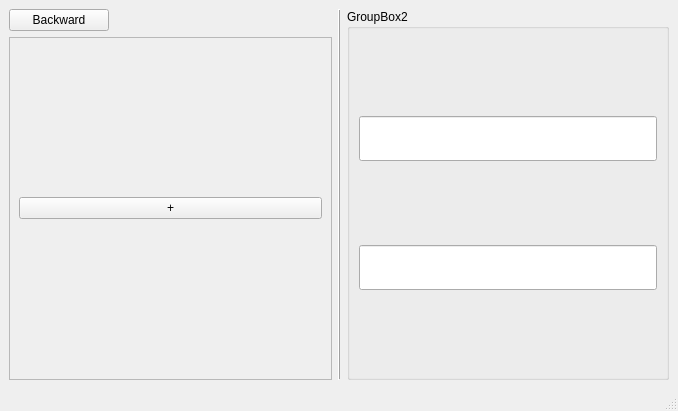
This is listset.ui in 454270186/XJCO2811_UserInterface as Qt 5 draws it before an edit. The edited form follows.
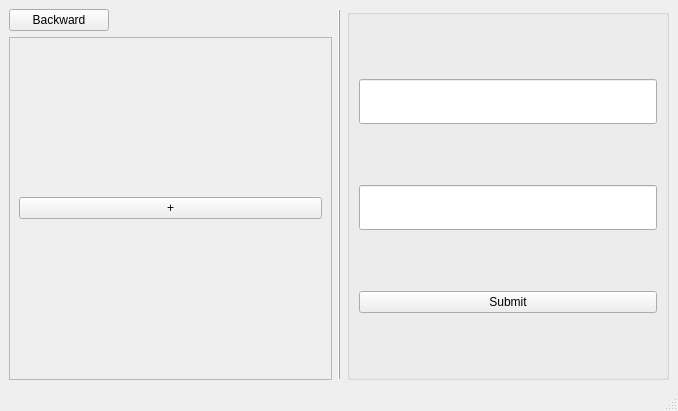
This is the edited form.

Commit message: feat: added submit button

What changed in the file:
```diff
--- a/listset.ui
+++ b/listset.ui
@@ -121,7 +121,7 @@
          </size>
         </property>
         <property name="title">
-         <string>GroupBox2</string>
+         <string/>
         </property>
         <layout class="QVBoxLayout" name="verticalLayout_8">
          <item>
@@ -162,6 +162,19 @@
            </property>
           </widget>
          </item>
+         <item>
+          <widget class="QPushButton" name="pushButton_2">
+           <property name="maximumSize">
+            <size>
+             <width>16777215</width>
+             <height>16777215</height>
+            </size>
+           </property>
+           <property name="text">
+            <string>Submit</string>
+           </property>
+          </widget>
+         </item>
         </layout>
        </widget>
       </item>
```
Left out of the diff: 6 changed lines with no effect on the pictures.
